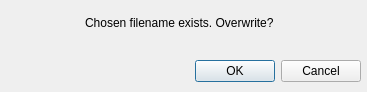
Qt form ui/file_exists.ui (sbruno/mtvcgui) before a commit.
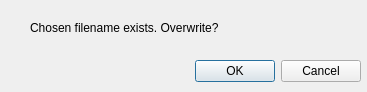
The same form after that commit.

```diff
--- a/ui/file_exists.ui
+++ b/ui/file_exists.ui
@@ -28,13 +28,13 @@
     <set>QDialogButtonBox::Cancel|QDialogButtonBox::Ok</set>
    </property>
   </widget>
-  <widget class="QLabel" name="label" >
-   <property name="geometry" >
+  <widget class="QLabel" name="label">
+   <property name="geometry">
     <rect>
-     <x>85</x>
+     <x>30</x>
      <y>15</y>
-     <width>246</width>
-     <height>16</height>
+     <width>321</width>
+     <height>26</height>
     </rect>
    </property>
    <property name="text" >
```
Left out of the diff: 27 changed lines with no effect on the pictures.
